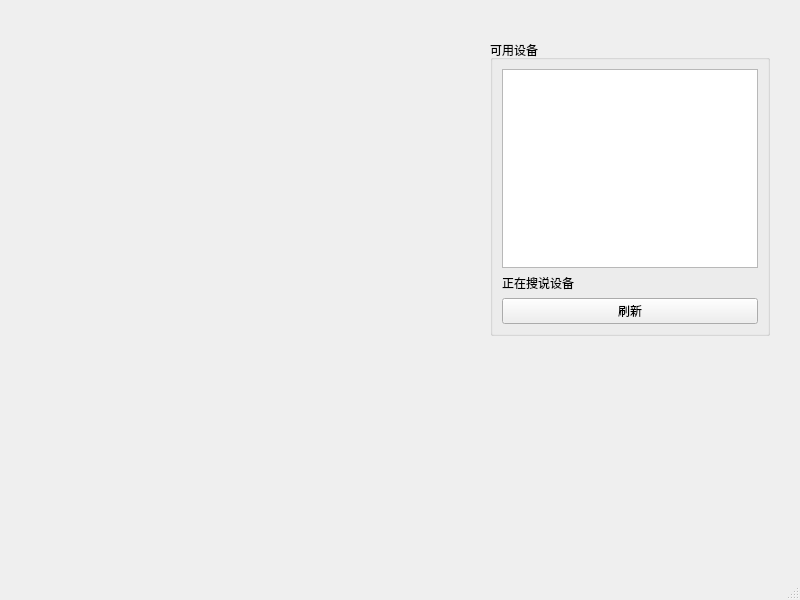
This is client/src/ui/mainwindow.ui in 503MHM/RemoteLink as Qt 5 draws it before an edit. The edited form follows.
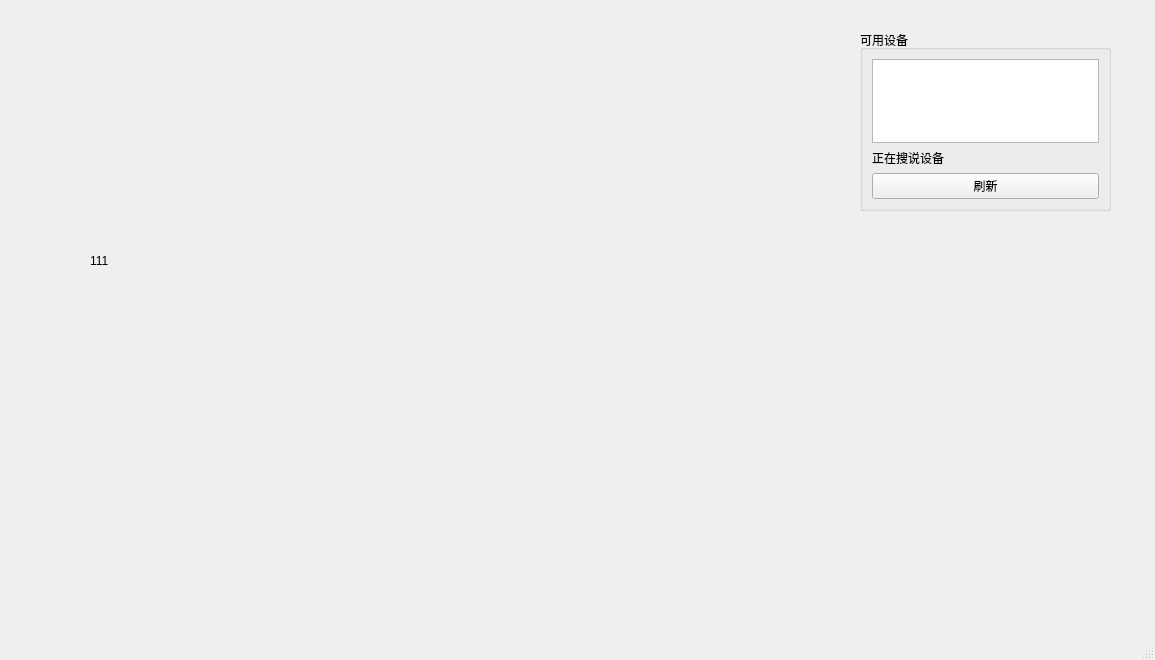
This is the edited form.

```diff
--- a/client/src/ui/mainwindow.ui
+++ b/client/src/ui/mainwindow.ui
@@ -6,8 +6,8 @@
    <rect>
     <x>0</x>
     <y>0</y>
-    <width>800</width>
-    <height>600</height>
+    <width>1155</width>
+    <height>660</height>
    </rect>
   </property>
   <property name="windowTitle">
@@ -17,10 +17,10 @@
    <widget class="QGroupBox" name="groupBox">
     <property name="geometry">
      <rect>
-      <x>490</x>
-      <y>40</y>
-      <width>280</width>
-      <height>296</height>
+      <x>860</x>
+      <y>30</y>
+      <width>251</width>
+      <height>181</height>
      </rect>
     </property>
     <property name="title">
@@ -46,6 +46,19 @@
      </item>
     </layout>
    </widget>
+   <widget class="QLabel" name="main_label">
+    <property name="geometry">
+     <rect>
+      <x>90</x>
+      <y>50</y>
+      <width>631</width>
+      <height>421</height>
+     </rect>
+    </property>
+    <property name="text">
+     <string>111</string>
+    </property>
+   </widget>
   </widget>
   <widget class="QMenuBar" name="menubar">
    <property name="geometry">
```
Left out of the diff: 2 changed lines with no effect on the pictures.
